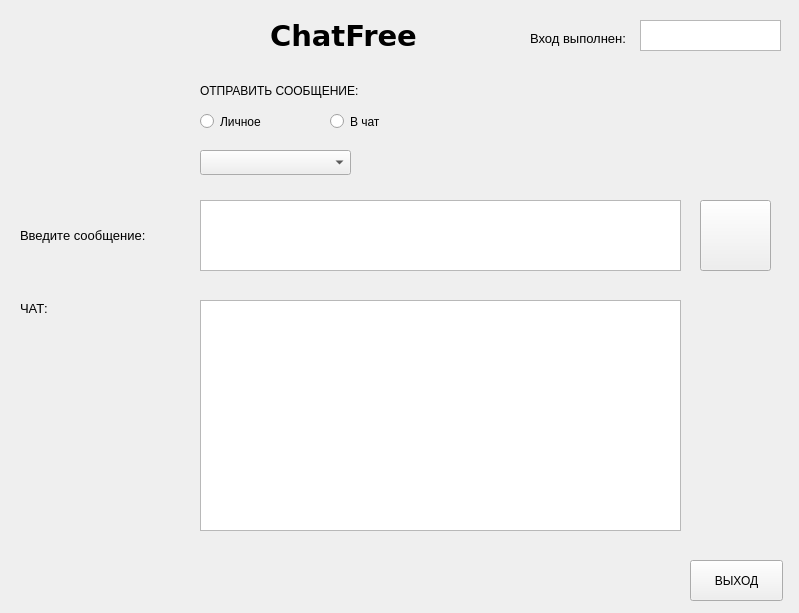
Old version of the form GUI/chat.ui in the repository olga1110/ChatProg.
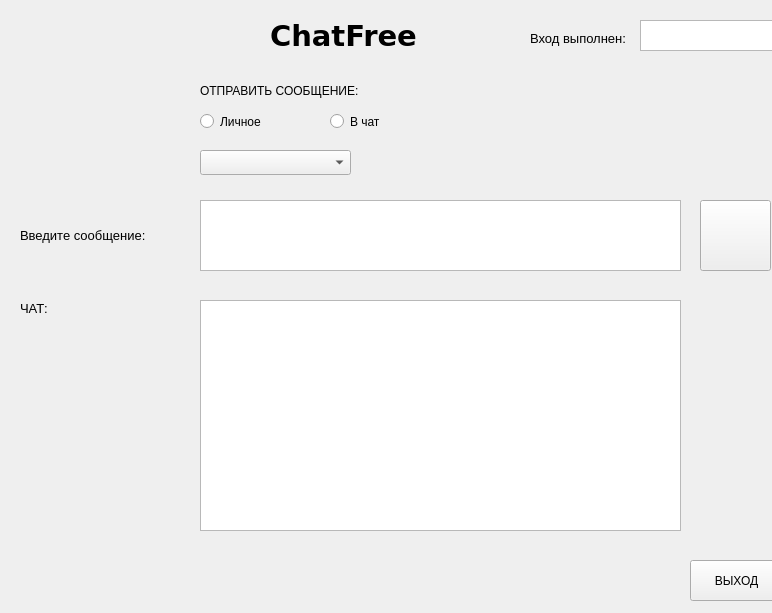
New version of the form. Icons and pictures are not drawn.

Commit message: Изменены виджеты пароль/подтверждение пароля

```diff
--- a/GUI/chat.ui
+++ b/GUI/chat.ui
@@ -6,7 +6,7 @@
    <rect>
     <x>0</x>
     <y>0</y>
-    <width>799</width>
+    <width>772</width>
     <height>613</height>
    </rect>
   </property>
```
The commit also changes 2 other files.
